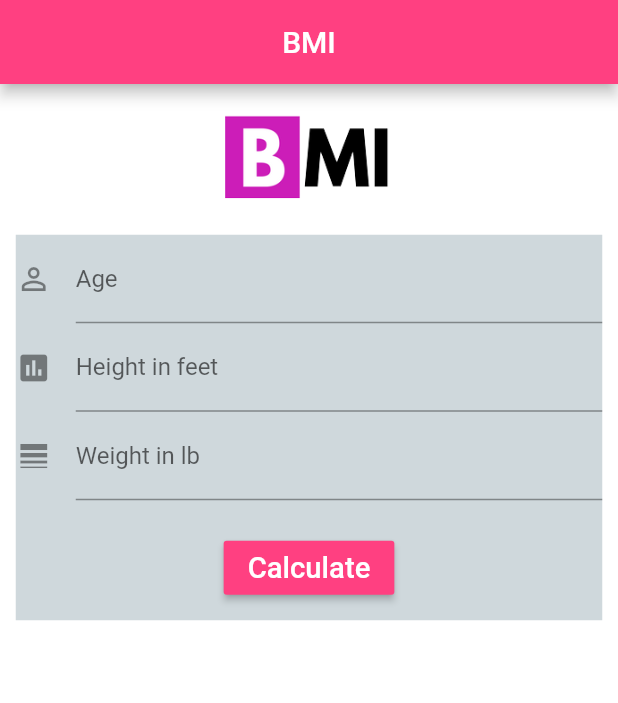
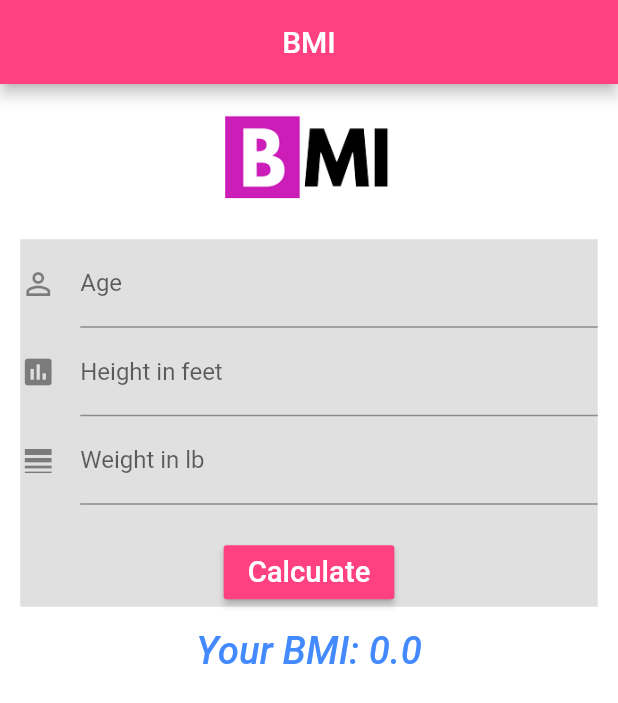
Before and after one commit to skillFocus16/startup_flutter, a Flutter app: the screen it shows after launch, after a tap on "Calculate", on a phone screen of 412 x 824 dp. Shown: the top 703 px of the screen. Run offline on Flutter 3.47's test engine with Material 2 defaults, Android fonts, the phone set to English and light mode, and no system bars.

Commit message:
compared and rectified from the video

```diff
--- a/lib/ui/bmi.dart
+++ b/lib/ui/bmi.dart
@@ -3,52 +3,50 @@ import 'package:flutter/material.dart';
 class BmiApp extends StatefulWidget {
   @override
   State<StatefulWidget> createState() {
-    return new BmiChallenge();
+    return new BmiState();
   }
 }
 
-class BmiChallenge extends State<BmiApp> {
-
+class BmiState extends State<BmiApp> {
   final TextEditingController _ageController = new TextEditingController();
   final TextEditingController _heightController = new TextEditingController();
   final TextEditingController _weightController = new TextEditingController();
-  double _finalBMINo = 0.0;
+  double _result = 0.0, inches = 0.0;
   String _finalBMI = "";
   String status = "";
 
+  void handleCal() {
+    setState(() {
+      int age = int.parse(_ageController.text);
+      double height = double.parse(_heightController.text);
+      //converting height to inches
+      inches = height * 12;
+      double weight = double.parse(_weightController.text);
 
-  void handleCal(){
-    setState(() {
-      _finalBMINo = calculateBMI(_weightController.text,_heightController.text,703.0);
-      if(_finalBMINo < 5){
+      if ((_ageController.text.isNotEmpty || age > 0) &&
+          (_heightController.text.isNotEmpty || inches > 0) &&
+          (_weightController.text.isNotEmpty || weight > 0)) {
+        _result = weight / (inches * inches) * 703;
+
+        if (double.parse(_result.toStringAsFixed(1)) < 18.5) {
         status = "Underweight";
-      }else{
-        status = "OverWeight";
+      }  else if ( double.parse(_result.toStringAsFixed(1)) >=  18.5 && _result < 24.9) {
+        status = "Normal";
+      } else if (  double.parse(_result.toStringAsFixed(1)) >=  25.0 && _result < 29.9){
+        status = "Overweight";
+      } else {
+        status = "Obese";
       }
-      _finalBMI = "Your BMI ${_finalBMINo.toStringAsFixed(1)}";
-      });
+      _finalBMI = "Your BMI ${_result.toStringAsFixed(1)}";
+
+
+      } else {
+        _result = 0.0;
       }
 
 
-  double calculateBMI(String weight, String height, double multiplier) {
-    if(int.parse(weight).toString().isNotEmpty && int.parse(weight) >0){
-      if(int.parse(height).toString().isNotEmpty && int.parse(height) >0){
-       int doubleHeightFinal = (int.parse(height) * int.parse(height));
-        print(doubleHeightFinal);
-       double dividing =  int.parse(weight) / doubleHeightFinal;
-        print(dividing);
-        print(dividing*multiplier);
-        return dividing * multiplier;
+    });
   }
-    }else{
-      print("EMPTY");
-    }
-    //return default planet
-    return int.parse("180")*703.0;
-  }
-
-
-
 
   @override
   Widget build(BuildContext context) {
@@ -59,6 +57,23 @@ class BmiChallenge extends State<BmiApp> {
           backgroundColor: Colors.pinkAccent,
         ),
         backgroundColor: Colors.white,
+
+/*you can start this way*/
+/*
+        body: new Container(
+          alignment: Alignment.center,
+          child: new ListView(
+          padding: const EdgeInsets.all(2.5),
+          children: <Widget>[
+          new Image.asset(''),
+          .
+          .t
+          and so on
+          ],
+          ),
+        )
+*/
+
         body: new Center(
           child: new ListView(
             padding: EdgeInsets.all(10.5),
@@ -69,8 +84,10 @@ class BmiChallenge extends State<BmiApp> {
                 width: 90.0,
               ),
               new Container(
-//                height: 250.0,
-                color: Colors.blueGrey.shade100,
+                margin: const EdgeInsets.all(3.0),
+                height: 245.0,
+                width: 290.0,
+                color: Colors.grey.shade300,
                 child: new Column(
                   children: <Widget>[
                     new TextField(
@@ -78,7 +95,7 @@ class BmiChallenge extends State<BmiApp> {
                       keyboardType: TextInputType.number,
                       decoration: new InputDecoration(
                         labelText: "Age",
-                        hintText: "age",
+                        hintText: "eg 34",
                         icon: new Icon(Icons.person_outline),
                       ),
                     ),
@@ -87,7 +104,7 @@ class BmiChallenge extends State<BmiApp> {
                       keyboardType: TextInputType.number,
                       decoration: new InputDecoration(
                         labelText: "Height in feet",
-                        hintText: "",
+                        hintText: "eg 2.5",
                         icon: new Icon(Icons.insert_chart),
                       ),
                     ),
@@ -96,12 +113,14 @@ class BmiChallenge extends State<BmiApp> {
                       keyboardType: TextInputType.number,
                       decoration: new InputDecoration(
                         labelText: "Weight in lb",
-                        hintText: "",
+                        hintText: "eg 5.5",
                         icon: new Icon(Icons.line_weight),
                       ),
                     ),
                     new Padding(padding: new EdgeInsets.all(10.5)),
-                    new RaisedButton(
+                    new Container(
+                      alignment: Alignment.center,
+                      child: new RaisedButton(
                         onPressed: handleCal,
                         color: Colors.pinkAccent.shade200,
                         child: new Text(
@@ -112,25 +131,27 @@ class BmiChallenge extends State<BmiApp> {
                           ),
                         ),
                       ),
+                    ),
                     new Padding(padding: new EdgeInsets.all(5.5)),
-
                   ],
                 ),
               ),
               new Padding(padding: EdgeInsets.all(5.5)),
-
+/*
               new Row(
                 mainAxisAlignment: MainAxisAlignment.center,
-                children: <Widget>[
+                children: <Widget>[*/
               new Column(
                 children: <Widget>[
                   new Text(
-                        _finalBMI,
+                    "Your BMI: ${_result.toStringAsFixed(1)}",
                     style: new TextStyle(
                         color: Colors.blueAccent,
+                        fontStyle: FontStyle.italic,
                         fontSize: 25.5,
                         fontWeight: FontWeight.w500),
                   ),
+                  new Padding(padding: EdgeInsets.all(5.5)),
                   new Text(
                     status,
                     style: new TextStyle(
@@ -140,8 +161,8 @@ class BmiChallenge extends State<BmiApp> {
                   ),
                 ],
               )
-                ],
-              ),
+//                ],
+//              ),
             ],
           ),
         ));
```
Lines whose indentation alone changed are shown as unchanged.
